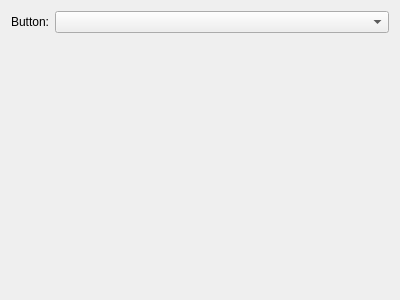
Before: the Qt Designer form plugins/Commands/VRPN/createvrpncommandwidget.ui in KDE/simon, drawn with Qt 5.
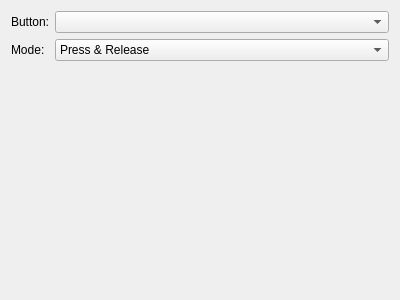
After: the same form once the commit is applied.

Commit message: Adding press, release, press & release and toggle modes to VRPN buttons

```diff
--- a/plugins/Commands/VRPN/createvrpncommandwidget.ui
+++ b/plugins/Commands/VRPN/createvrpncommandwidget.ui
@@ -24,6 +24,37 @@
    <item row="0" column="1">
     <widget class="QComboBox" name="cbButton"/>
    </item>
+   <item row="1" column="1">
+    <widget class="QComboBox" name="cbClickMode">
+     <item>
+      <property name="text">
+       <string>Press &amp; Release</string>
+      </property>
+     </item>
+     <item>
+      <property name="text">
+       <string>Press</string>
+      </property>
+     </item>
+     <item>
+      <property name="text">
+       <string>Release</string>
+      </property>
+     </item>
+     <item>
+      <property name="text">
+       <string>Toggle</string>
+      </property>
+     </item>
+    </widget>
+   </item>
+   <item row="1" column="0">
+    <widget class="QLabel" name="label">
+     <property name="text">
+      <string>Mode:</string>
+     </property>
+    </widget>
+   </item>
   </layout>
  </widget>
  <resources/>
```
The commit also changes 5 other files.
